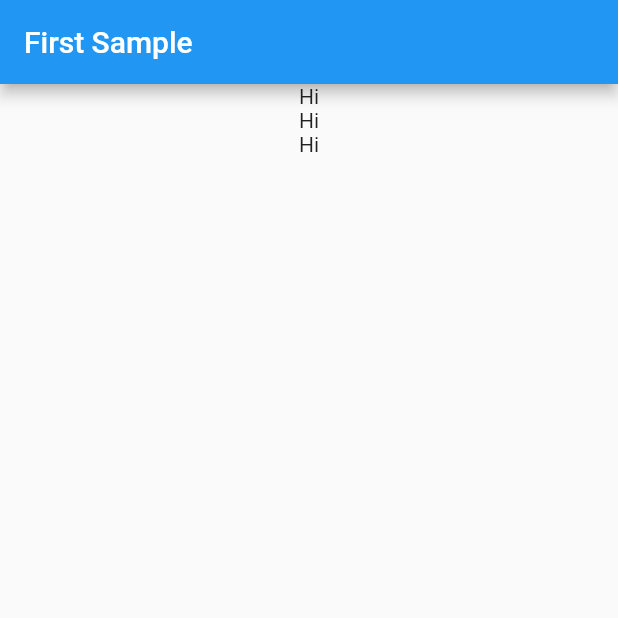
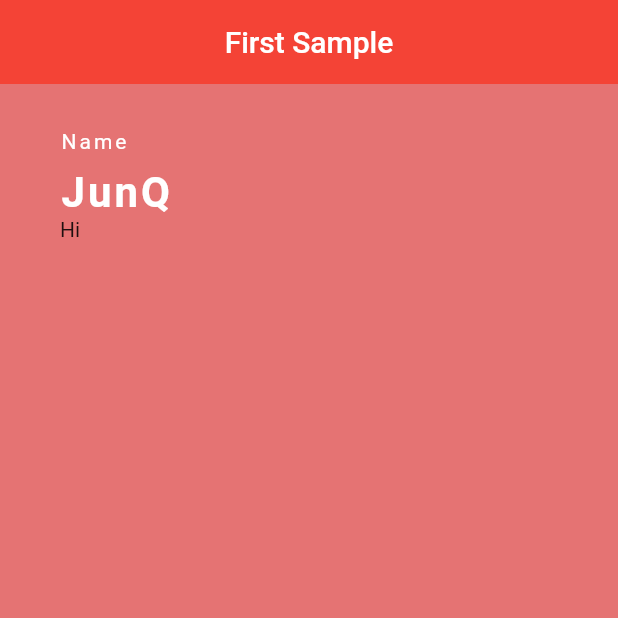
Before and after one commit to JQ-WCoding/first_flutter, a Flutter app: the screen it shows after launch, on a phone screen of 412 x 824 dp, the top half of it. Run offline on Flutter 3.47's test engine with Material 2 defaults, Android fonts, the phone set to English and light mode, and no system bars.

Commit message:
배경색 변경
Text 색상 및 크기 조정

```diff
--- a/lib/main.dart
+++ b/lib/main.dart
@@ -23,12 +23,41 @@ class MyHomePage extends StatelessWidget {
   @override
   Widget build(BuildContext context) {
     return Scaffold(
+      backgroundColor: Colors.red[300],
       appBar: AppBar(
         title: const Text('First Sample'),
+        centerTitle: true,
+        // bar color
+        backgroundColor: Colors.red,
+        // app bar line
+        elevation: 0.0,
       ),
-      body: Center(
+      body: Padding(
+        padding: const EdgeInsets.fromLTRB(40.0, 30.0, 0.0, 0.0),
         child: Column(
-          children: const [Text('Hi'), Text('Hi'), Text('Hi')],
+          crossAxisAlignment: CrossAxisAlignment.start,
+          children: const [
+            Text(
+              'Name',
+              style: TextStyle(
+                color: Colors.white,
+                letterSpacing: 2.0,
+              ),
+            ),
+            SizedBox(
+              height: 10.0,
+            ),
+            Text(
+              'JunQ',
+              style: TextStyle(
+                color: Colors.white,
+                letterSpacing: 2.0,
+                fontSize: 28.0,
+                fontWeight: FontWeight.bold,
+              ),
+            ),
+            Text('Hi'),
+          ],
         ),
       ),
     );
```
